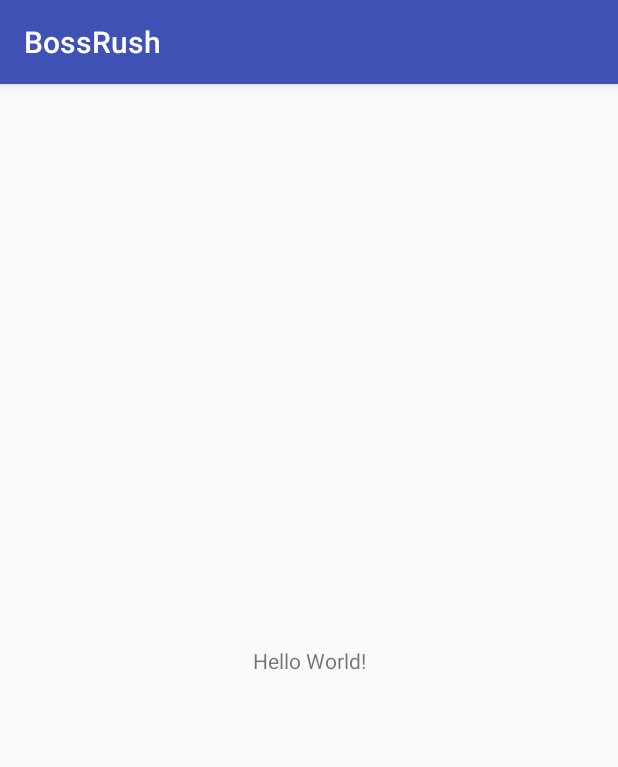
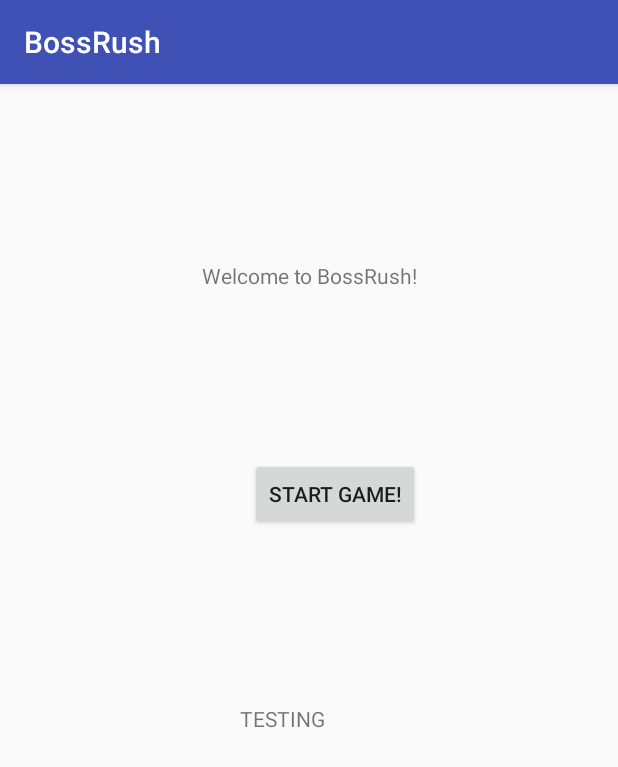
Before and after one commit to greyes1/BossRush, an Android app: the screen it shows after launch (MainActivity), on a phone screen of 412 x 824 dp. Shown: the top 767 px of the screen. Run offline under Robolectric (Android 15) with nearby library versions, the light colour scheme and no system bars.

Commit message:
Added style and TAG_DISCOVERED

```diff
--- a/app/src/main/AndroidManifest.xml
+++ b/app/src/main/AndroidManifest.xml
@@ -14,11 +14,13 @@
                 <action android:name="android.intent.action.MAIN" />
 
                 <category android:name="android.intent.category.LAUNCHER" />
+                <action android:name="android.nfc.action.TAG_DISCOVERED"/>
             </intent-filter>
+
         </activity>
     </application>
 
     <uses-permission android:name="android.permission.NFC" />
-    <uses-feature android:name="android.hardware.nfc" />
+    <uses-feature android:name="android.hardware.nfc" android:required="true" />
 
 </manifest>
--- a/app/src/main/java/rush/boss/edu/bossrush/MainActivity.java
+++ b/app/src/main/java/rush/boss/edu/bossrush/MainActivity.java
@@ -48,10 +48,8 @@ public class MainActivity extends AppCompatActivity {
         public void doTurn(Hero hero, Monster mon) {
             super.doTurn(hero, mon);
             //Take user input (SUPER WIP)
-           // if(false)Decklist.selectCard(0);
+            //if(false)Decklist.selectCard(0);
             //NFC CARD PICK HERE
-
-
 
             System.out.print("I am a HERO!");
         }
--- a/app/src/main/res/layout/activity_main.xml
+++ b/app/src/main/res/layout/activity_main.xml
@@ -7,12 +7,36 @@
     tools:context=".MainActivity">
 
     <TextView
+        android:id="@+id/title"
         android:layout_width="wrap_content"
         android:layout_height="wrap_content"
-        android:text="Hello World!"
+        android:text="Welcome to BossRush!"
+        android:style="@style/TitleText"
         app:layout_constraintBottom_toBottomOf="parent"
+        app:layout_constraintHorizontal_bias="0.502"
         app:layout_constraintLeft_toLeftOf="parent"
         app:layout_constraintRight_toRightOf="parent"
-        app:layout_constraintTop_toTopOf="parent" />
+        app:layout_constraintTop_toTopOf="parent"
+        app:layout_constraintVertical_bias="0.158" />
+
+    <Button
+        android:id="@+id/startButton"
+        android:layout_width="wrap_content"
+        android:layout_height="wrap_content"
+        android:layout_marginEnd="132dp"
+        android:layout_marginTop="112dp"
+        android:text="Start Game!"
+        app:layout_constraintEnd_toEndOf="parent"
+        app:layout_constraintTop_toBottomOf="@+id/title" />
+
+    <TextView
+        android:id="@+id/testOutput"
+        android:layout_width="wrap_content"
+        android:layout_height="wrap_content"
+        android:layout_marginStart="160dp"
+        android:layout_marginTop="116dp"
+        android:text="@string/testOutput"
+        app:layout_constraintStart_toStartOf="parent"
+        app:layout_constraintTop_toBottomOf="@+id/startButton" />
 
 </android.support.constraint.ConstraintLayout>
--- a/app/src/main/res/values/strings.xml
+++ b/app/src/main/res/values/strings.xml
@@ -1,3 +1,4 @@
 <resources>
     <string name="app_name">BossRush</string>
+    <string name="testOutput"> TESTING </string>
 </resources>
--- a/app/src/main/res/values/styles.xml
+++ b/app/src/main/res/values/styles.xml
@@ -6,6 +6,10 @@
         <item name="colorPrimary">@color/colorPrimary</item>
         <item name="colorPrimaryDark">@color/colorPrimaryDark</item>
         <item name="colorAccent">@color/colorAccent</item>
+
     </style>
-
+    <style name="TitleText" >
+        <item name="android:textAllCaps">true</item>
+        <item name="android:textSize">22dp</item>
+    </style>
 </resources>
```
